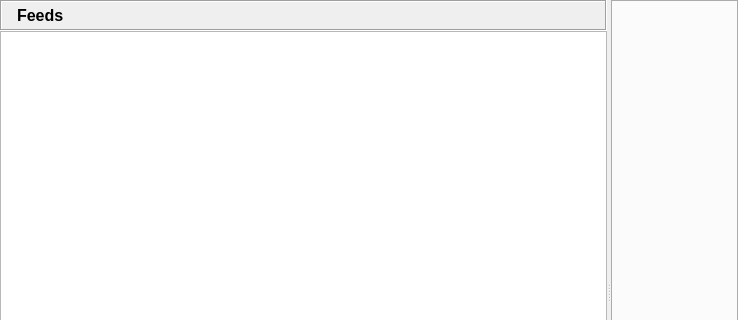
This is plugins/FeedReader/gui/FeedReaderDialog.ui in RetroShare/RetroShare as Qt 5 draws it before an edit; both pictures show x 0 to 738 and y 0 to 320 of the 738 by 583 pixel window. The edited form follows.
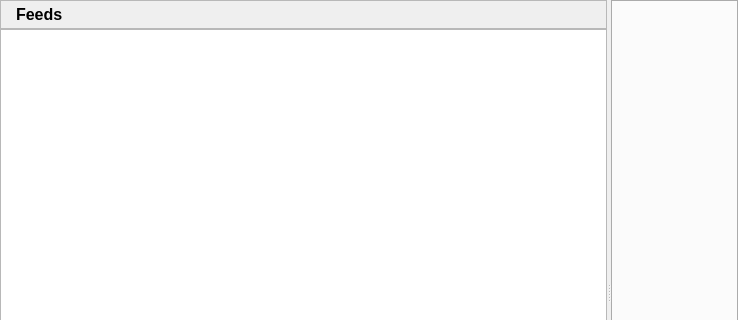
This is the edited form. Icons and pictures are not drawn. Custom widgets are drawn as their Qt base class.

Commit message:
Fixed some frames to get compatible for system style
* Fixed some frames to get compatible for system style
* update macos package script

Patch:
```diff
--- a/plugins/FeedReader/gui/FeedReaderDialog.ui
+++ b/plugins/FeedReader/gui/FeedReaderDialog.ui
@@ -57,10 +57,10 @@
        <item row="0" column="0">
         <widget class="QFrame" name="toolBarFrame">
          <property name="frameShape">
-          <enum>QFrame::Box</enum>
+          <enum>QFrame::StyledPanel</enum>
          </property>
          <property name="frameShadow">
-          <enum>QFrame::Sunken</enum>
+          <enum>QFrame::Raised</enum>
          </property>
          <layout class="QHBoxLayout" name="horizontalLayout_4">
           <property name="leftMargin">
```
The commit also changes 7 other files.
